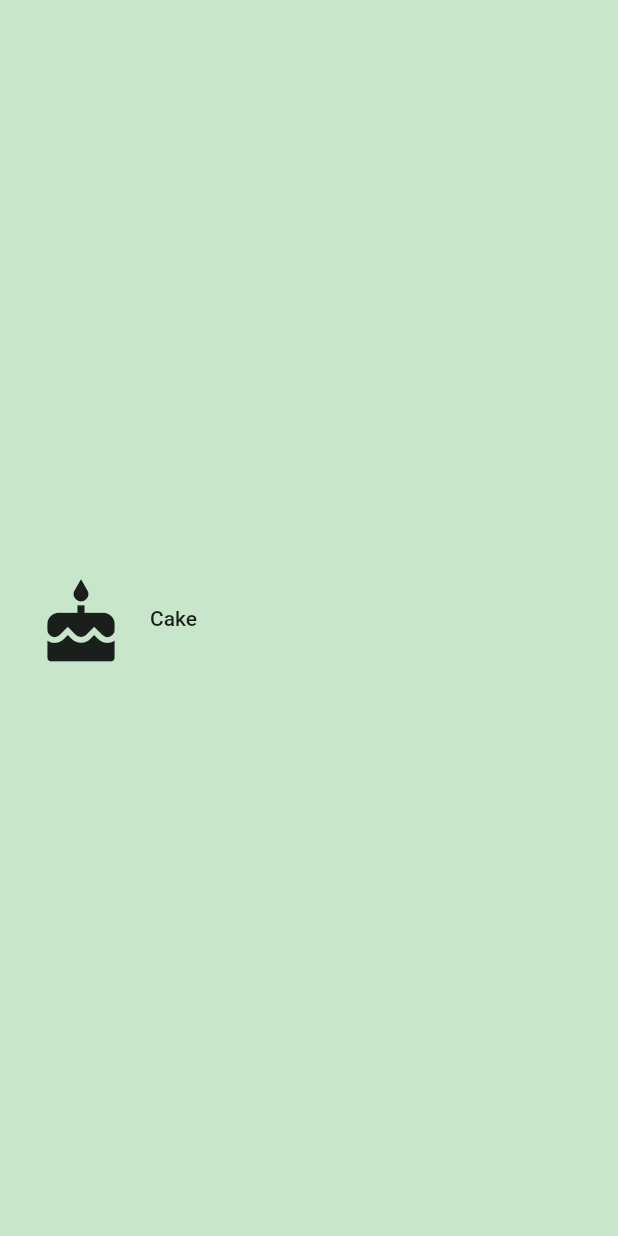
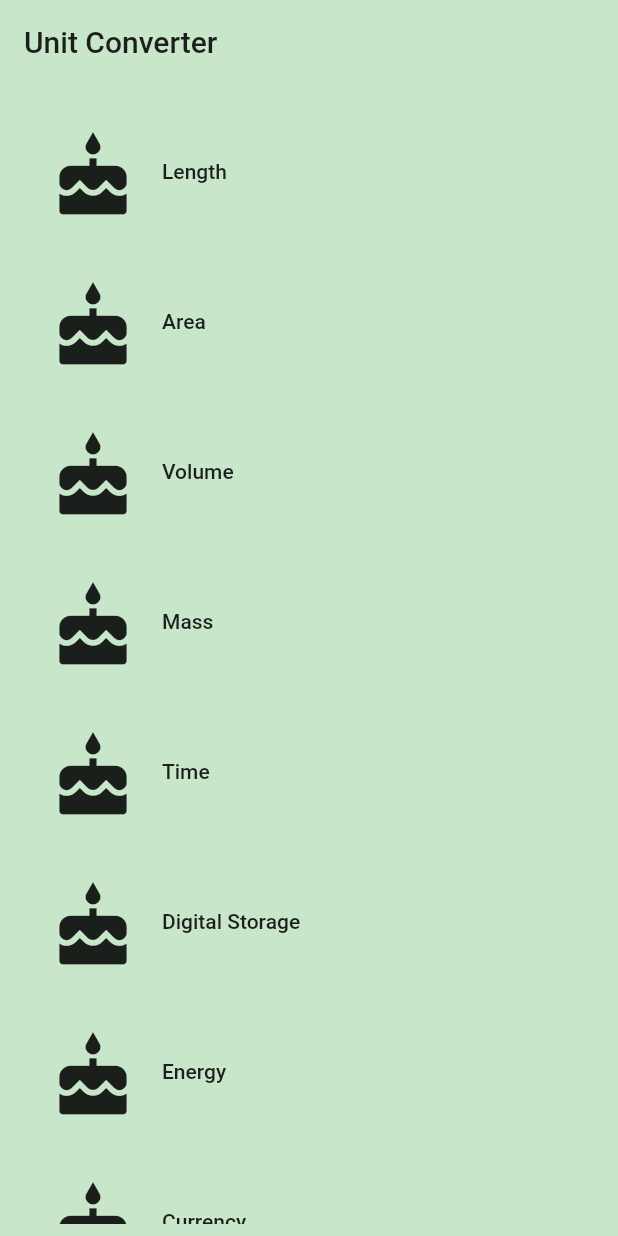
Before and after one commit to felexkuria/Udacity-Class, a Flutter app: the screen it shows after launch, on a phone screen of 412 x 824 dp. Run offline on Flutter 3.47's test engine with Material 2 defaults, Android fonts, the phone set to English and light mode, and no system bars.

Commit message:
Learned List builder

```diff
--- a/udacity_class_app/lib/main.dart
+++ b/udacity_class_app/lib/main.dart
@@ -6,6 +6,7 @@
 
 // You can read about packages here: https://flutter.dev/using-packages/
 import 'package:flutter/material.dart';
+import 'package:udacity_class_app/widgets/category_route.dart';
 
 // You can use a relative import, i.e. `import 'category.dart';` or
 // a package import, as shown below.
@@ -37,11 +38,7 @@ class UnitConverterApp extends StatelessWidget {
         backgroundColor: Colors.green[100],
         body: const Center(
           // TODO: Determine what properties you'll need to pass into the widget
-          child: Category(
-            string: _categoryName,
-            iconData: _categoryIcon,
-            color: _categoryColor,
-          ),
+          child: CategoryRoute(),
         ),
       ),
     );
--- /dev/null
+++ b/udacity_class_app/lib/widgets/category_route.dart
@@ -0,0 +1,82 @@
+// Copyright 2018 The Chromium Authors. All rights reserved.
+// Use of this source code is governed by a BSD-style license that can be
+// found in the LICENSE file.
+
+// ignore_for_file: unused_field
+
+import 'package:flutter/material.dart';
+import 'package:udacity_class_app/widgets/category.dart';
+
+// TODO: Check if we need to import anything
+
+// TODO: Define any constants
+
+/// Category Route (screen).
+///
+/// This is the 'home' screen of the Unit Converter. It shows a header and
+/// a list of [Categories].
+///
+/// While it is named CategoryRoute, a more apt name would be CategoryScreen,
+/// because it is responsible for the UI at the route's destination.
+class CategoryRoute extends StatelessWidget {
+  const CategoryRoute({Key? key}) : super(key: key);
+
+  static const _categoryNames = <String>[
+    'Length',
+    'Area',
+    'Volume',
+    'Mass',
+    'Time',
+    'Digital Storage',
+    'Energy',
+    'Currency',
+  ];
+
+  static const _baseColors = <Color>[
+    Colors.teal,
+    Colors.orange,
+    Colors.pinkAccent,
+    Colors.blueAccent,
+    Colors.yellow,
+    Colors.greenAccent,
+    Colors.purpleAccent,
+    Colors.red,
+  ];
+
+  @override
+  Widget build(BuildContext context) {
+    // TODO: Create a list of the eight Categories, using the names and colors
+    // from above. Use a placeholder icon, such as `Icons.cake` for each
+    // Category. We'll add custom icons later.
+
+    // TODO: Create a list view of the Categories
+    final listView = Container(
+      padding: const EdgeInsets.all(8),
+      child: ListView.builder(
+        itemCount: _categoryNames.length,
+        itemBuilder: (BuildContext context, int index) {
+          return Category(
+              iconData: Icons.cake,
+              string: _categoryNames[index],
+              color: _baseColors[index]);
+        },
+      ),
+    );
+
+    // TODO: Create an App Bar
+    final appBar = AppBar(
+      elevation: 0.0,
+      backgroundColor: Colors.green[100],
+      title: Text(
+        "Unit Converter",
+        style: Theme.of(context).textTheme.headline6,
+      ),
+    );
+
+    return Scaffold(
+      backgroundColor: Colors.green[100],
+      appBar: appBar,
+      body: listView,
+    );
+  }
+}
```
